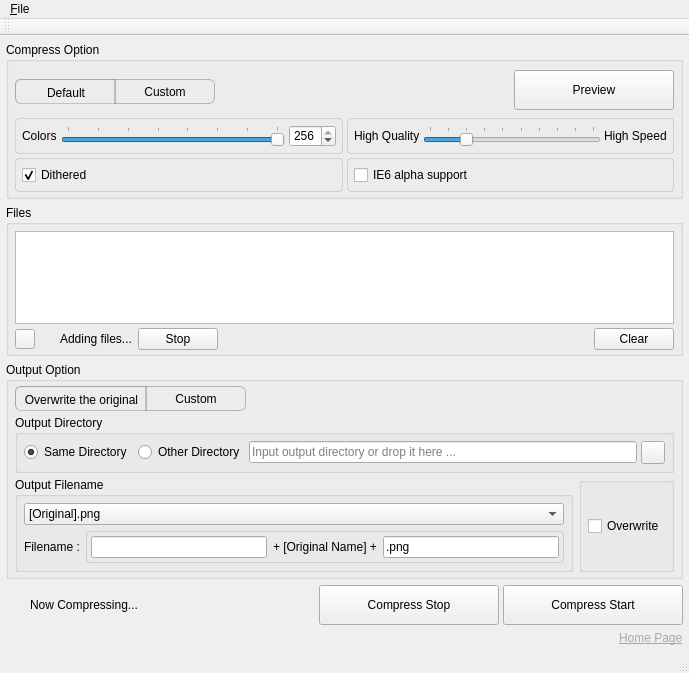
Qt form pngyumainwindow.ui (nukesaq88/Pngyu) before a commit.
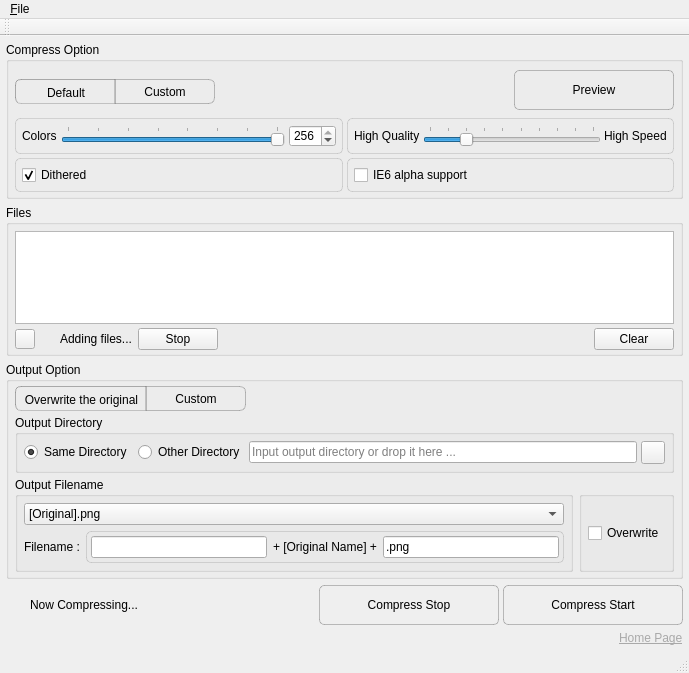
The same form after that commit. Icons and pictures are not drawn. Custom widgets are drawn as their Qt base class.

```diff
--- a/pngyumainwindow.ui
+++ b/pngyumainwindow.ui
@@ -17,14 +17,26 @@
    <string>Pngyu 1.0.0</string>
   </property>
   <property name="styleSheet">
-   <string notr="true">QFrame#frame_speed,
+   <string notr="true">#pushButton_preview,
+#pushButton_exec,
+#pushButton_stop_exec
+{
+  border-style: outset;
+  border : 1px solid rgb(127,127,127,127);
+  border-radius: 5px;
+  background : qlineargradient(spread:reflect, x1:0, y1:1, x2:0, y2:0,
+    stop:0 rgba(127, 127, 127, 64), stop:1 rgba(255, 255, 255, 100));
+}
+
+
+QFrame#frame_speed,
 QFrame#frame_dithered,
 QFrame#frame_colors,
 QFrame#frame_output_filename,
 QFrame#frame_ie6
 {
-    border: 1px solid rgb(127,127,127,63);
-    border-radius: 4px;
+    border: 1px solid rgba(127,127,127,63);
+    border-radius: 5px;
     padding: 2px;
 }
 
@@ -366,7 +378,7 @@
              </sizepolicy>
             </property>
             <property name="title">
-             <string/>
+             <string> </string>
             </property>
             <property name="flat">
              <bool>true</bool>
```
Left out of the diff: 7 changed lines with no effect on the pictures.
